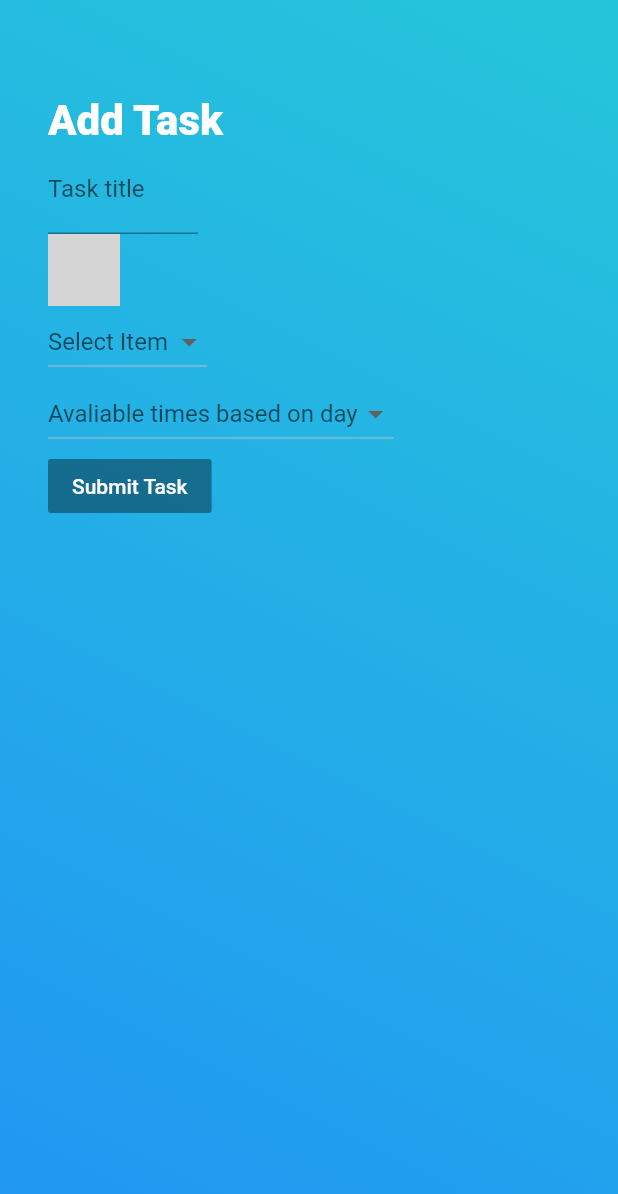
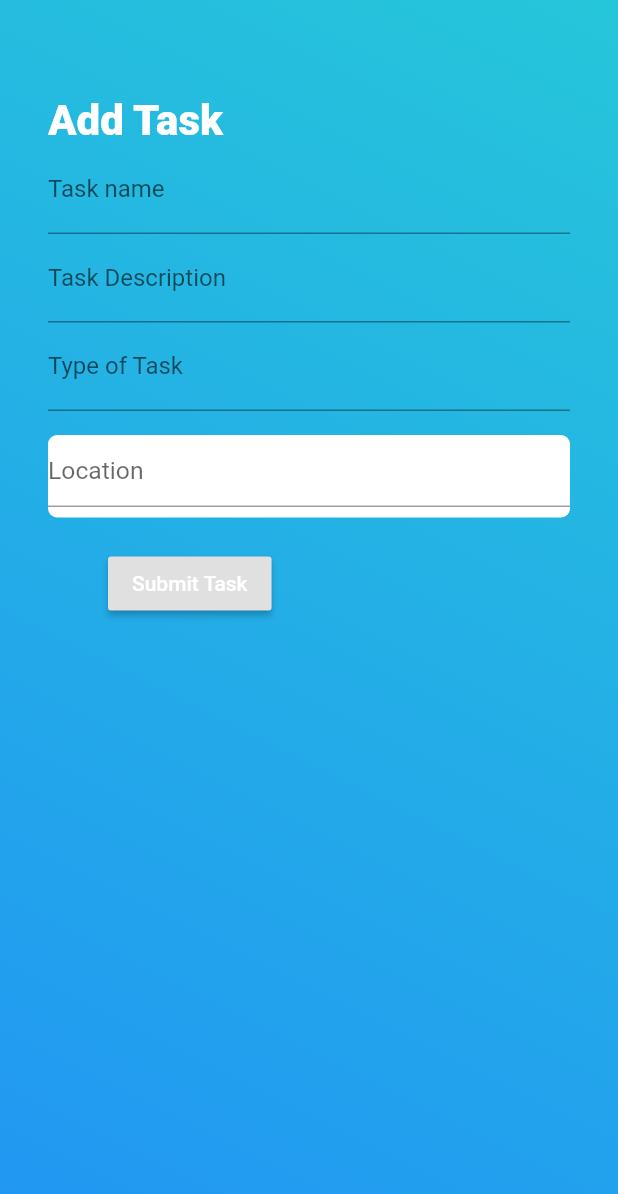
Before and after one commit to lassenordahl/checkmate, a Flutter app: the AddTask screen opened directly, on a phone screen of 412 x 824 dp. Shown: the top 1194 px of the screen. Run offline on Flutter 3.47's test engine with Material 2 defaults, Android fonts, the phone set to English and light mode, and no system bars; our stand-ins replace flutter_speed_dial, google_maps_flutter, shared_preferences, uni_links; accounts and stored records are empty; grey boxes are pictures that could not be loaded.

Commit message:
Task Creation Page
Submitting a task works. Currently a few hardcoded paramters that need to be changed into fields or drop downs or selectable tags.

```diff
--- a/lib/addTask.dart
+++ b/lib/addTask.dart
@@ -1,10 +1,15 @@
+import 'dart:convert';
+
 import 'package:flutter/material.dart';
 import 'package:flutter/cupertino.dart';
 //import 'package:flutter/services.dart';
 
-import 'package:search_map_place/search_map_place.dart';
+//import 'package:search_map_place/search_map_place.dart';
+import 'package:http/http.dart';
+import 'package:shared_preferences/shared_preferences.dart';
+import './search_map_place/search_map_place.dart';
+//import 'addTaskForm.dart';
 
-import 'addTaskForm.dart';
 
 class AddTask extends StatefulWidget {
   AddTask({Key key, this.title}) : super(key: key);
@@ -16,27 +21,82 @@ class AddTask extends StatefulWidget {
 }
 
 class _AddTaskState extends State<AddTask> {
-  String _value;
-  String _value2;
+
+  _addTaskPostRequest(var data) async {
+    //Read from disk
+    final prefs = await SharedPreferences.getInstance();
+
+    // set up POST request arguments
+    String url = 'https://bttmns45mb.execute-api.us-west-2.amazonaws.com/development/task';
+
+    String accessToken = prefs.getString('access_token');
+    print(accessToken);
+
+    Map<String, String> headers = {"Content-type": "application/json", "Authorization": accessToken};
+
+    var jsonBody = {};
+    jsonBody["name"] = data['name'];
+    jsonBody["description"] = data['description'];
+    jsonBody["type"] = data['type'];
+    jsonBody["start_time"] = '2020-03-06T02:09:36Z';//data['start_time'];
+    jsonBody["end_time"] = '2020-03-06T02:09:56Z';//data['end_time'];
+    jsonBody["long"] = data['long'];
+    jsonBody["lat"] = data['lat'];
+    jsonBody["priority"] = '2';
+    String bodyJson = json.encode(jsonBody);
+
+    print(bodyJson);
+
+    // make POST request
+    Response response = await post(url, headers: headers, body: bodyJson);
+
+    // check the status code for the result
+    int statusCode = response.statusCode;
+    print("Status Code");
+    print(statusCode);
+
+    // this API passes back the id of the new item added to the body
+    print( response.body );
+    // {
+    //   "title": "Hello",
+    //   "body": "body text",
+    //   "userId": 1,
+    //   "id": 101
+    // }
+  }
 
   @override
   Widget build(BuildContext context) {
+
+    final _formKey = GlobalKey<FormState>();
+    List<String> _startTimes = <String>['','8:00am', '8:30am', '9:00am', '9:30am'];//, '10:00am', '10:30am','11:00am', '11:30pm', '12pm', '12:30pm', '1:00pm', '1:30pm', '2:00pm'];
+    String _startTime = '';
+    String _endTime = '';
+    String _geoLocation = '';
+    final Map<String, dynamic> formData = {'name': null, 'description': null,
+      'type': null, 'start_time':'-1', 'end_time':'-1', 'long':null, 'lat':null};
+
     return new Scaffold(
         body: Container(
+
             decoration: BoxDecoration(
                 gradient: LinearGradient(
                     begin: Alignment.topRight,
                     end: Alignment.bottomLeft,
-                    colors: [Colors.cyan[400], Colors.blue[500]])),
-            child: Column(children: <Widget>[
-              new Container(
+                    colors: [Colors.cyan[400], Colors.blue[500]]
+                  )
+                ),
             padding: EdgeInsets.only(
                       top: 64.0,
                       left: 32.0,
                       right: 32.0,
-                    bottom: 32.0,
+                      //bottom: 32.0,
                     ),
-                  child: new Row(children: <Widget>[
+            child: Form(
+              key: _formKey,
+              child: ListView(
+                children: <Widget>[
+                  //Title -------------------------------------------------------
                   Column(
                     crossAxisAlignment: CrossAxisAlignment.start,
                     children: <Widget>[
@@ -51,106 +111,184 @@ class _AddTaskState extends State<AddTask> {
                         ),
                       ),
 
-                          new AddTaskForm(),
+                  //TASK NAME -------------------------------------------------------
+                  TextFormField(
+                    // The validator receives the text that the user has entered.
+                    decoration: new InputDecoration(
+                      labelText: 'Task name',
+                      focusColor: Color(0xfff88379),
+                    ),
 
-                          SearchMapPlaceWidget(
-                            apiKey:
-                                'AIzaSyAKlXJEHJl_LWnCoAZ6yzVZ4_ClomAS6QY', // YOUR GOOGLE MAPS API KEY
+                    style: new TextStyle(color: Colors.white),
+                    validator: (value) {
+                      if (value.isEmpty) {
+                        return 'Please enter some text';
+                      }
+                      return null;
+                    },
+                    onSaved: (String value) {
+                      formData['name'] = value;
+                    }
+                  ),
+
+                  //TASK Description -------------------------------------------------------
+                  TextFormField(
+                    // The validator receives the text that the user has entered.
+                    decoration: new InputDecoration(
+                      labelText: 'Task Description',
+                      focusColor: Color(0xfff88379),
+                    ),
+
+                    style: new TextStyle(color: Colors.white),
+                    validator: (value) {
+                      if (value.isEmpty) {
+                        return 'Please enter some text';
+                      }
+                      return null;
+                    },
+                    onSaved: (String value) {
+                      formData['description'] = value;
+                    }
+                  ),
+
+                  //Type of Task -------------------------------------------------------
+                  TextFormField(
+                    // The validator receives the text that the user has entered.
+                    decoration: new InputDecoration(
+                      labelText: 'Type of Task',
+                      focusColor: Color(0xfff88379),
+                    ),
+
+                    style: new TextStyle(color: Colors.white),
+                    validator: (value) {
+                      if (value.isEmpty) {
+                        return 'Please enter some text';
+                      }
+                      return null;
+                    },
+                    onSaved: (String value) {
+                      formData['type'] = value;
+                    }
+                  ),
+
+                  //Start Time -------------------------------------------------------
+                  /*new FormField(
+                      builder: (FormFieldState state) {
+                        return InputDecorator(
+                          decoration: InputDecoration(
+                            icon: const Icon(Icons.schedule),
+                            labelText: 'Start Times',
+                          ),
+                          isEmpty: _startTime == '',
+                          child: new DropdownButtonHideUnderline(
+                            child: new DropdownButton(
+                              value: _startTime,
+                              isDense: true,
+                              onChanged: (String newValue) {
+                                _startTime = newValue;
+                                formData['start_time'] = _startTime;
+                              },
+                              items: _startTimes.map((String value) {
+                                return new DropdownMenuItem(
+                                  value: value,
+                                  child: new Text(value),
+                                );
+                              }).toList(),
+                            ),
+                          ),
+                        );
+                      },
+                    ),
+
+                  //End Time -------------------------------------------------------
+                  new FormField(
+                      builder: (FormFieldState state) {
+                        return InputDecorator(
+                          decoration: InputDecoration(
+                            icon: const Icon(Icons.schedule),
+                            labelText: 'End Times',
+                          ),
+                          isEmpty: _endTime == '',
+                          child: new DropdownButtonHideUnderline(
+                            child: new DropdownButton(
+                              value: _endTime,
+                              isDense: true,
+                              onChanged: (String newValue) {
+                                formData['end_time'] = newValue;
+
+                                  _endTime = newValue;
+
+
+                              },
+                              items: _startTimes.map((String value) {
+                                return new DropdownMenuItem(
+                                  value: value,
+                                  child: new Text(value),
+                                );
+                              }).toList(),
+                            ),
+                          ),
+                        );
+                      },
+                    ),*/
+
+                  Padding(
+                    padding: EdgeInsets.all(8.0),
+                  ),
+
+                  //Location -------------------------------------------------------
+                  new SearchMapPlaceWidget(
+                              apiKey: 'AIzaSyAKlXJEHJl_LWnCoAZ6yzVZ4_ClomAS6QY',// YOUR GOOGLE MAPS API KEY
                               onSelected: (Place place) async {
                                   print(place.description);
                                   final geolocation = await place.geolocation;
+
                                   print(geolocation);
+                                  print(geolocation.coordinates);
+                                  _geoLocation = geolocation.coordinates.toString();
                             },
+
                           ),
 
-                          DropdownButton<String>(
-                            items: [
-                              DropdownMenuItem<String>(
-                                child: Text('Monday'),
-                                value: 'Monday',
-                              ),
-                              DropdownMenuItem<String>(
-                                child: Text('Tuesday'),
-                                value: 'Tuesday',
-                              ),
-                              DropdownMenuItem<String>(
-                                child: Text('Wednesday'),
-                                value: 'Wednesday',
-                              ),
-                              DropdownMenuItem<String>(
-                                child: Text('Thursday'),
-                                value: 'Thursday',
-                              ),
-                              DropdownMenuItem<String>(
-                                child: Text('Friday'),
-                                value: 'Friday',
-                              ),
-                              DropdownMenuItem<String>(
-                                child: Text('Saturday'),
-                                value: 'Saturday',
-                              ),
-                              DropdownMenuItem<String>(
-                                child: Text('Sunday'),
-                                value: 'Sunday',
-                              ),
-                            ],
-                            onChanged: (String value) {
-                              setState(() {
-                                _value = value;
-                              });
+
+
+
+                  //Submit Task -------------------------------------------------------
+                  new Container(
+                    padding: const EdgeInsets.only(left: 40.0, top: 20.0),
+                    child: new RaisedButton(
+                      //color: Colors.white,
+                      onPressed: () {
+
+                        //Longitude, Latitude
+                        String s = _geoLocation;
+                        String lat = s.substring(7, s.indexOf(','));
+                        String lng = s.substring(s.indexOf(',') + 2, s.indexOf(')'));
+
+                        print(lat);
+                        print(lng);
+                        formData['lat'] = lat;
+                        formData['long'] = lng;
+
+                        print('Submitting form');
+                        if (_formKey.currentState.validate()) {
+                          _formKey.currentState.save(); //onSaved is called!
+                          _addTaskPostRequest(formData);
+                        }
                       },
-                            hint: Text('Select Item'),
-                            value: _value,
-                          ),
-
-                          DropdownButton<String>(
-                            items: [
-                              DropdownMenuItem<String>(
-                                child: Text('1:30pm - 2:00pm'),
-                                value: '1:30pm - 2:00pm',
-                              ),
-                              DropdownMenuItem<String>(
-                                child: Text('2:30pm - 3:00pm'),
-                                value: '2:30pm - 3:00pm',
-                              ),
-                            ],
-                            onChanged: (String value) {
-                              setState(() {
-                                _value2 = value;
-                              });
-                            },
-                            hint: Text('Avaliable times based on day'),
-                            value: _value2,
-                          ),
-
-                          /*TextFormField(
-                              //controller: _controller,
-                              keyboardType: TextInputType.number,
-                              inputFormatters: <TextInputFormatter>[
-                                  WhitelistingTextInputFormatter.digitsOnly
-                              ],
-                              decoration: InputDecoration(
-                                  labelText:"whatever you want",
-                                  hintText: "whatever you want",
-                                  icon: Icon(Icons.phone_iphone)
-                              )
-                          ),*/
-
-                          //Submits the information- Connect to backend
-                          Center(
-                            child: RaisedButton(
-                              color: Colors.white,
-                              onPressed: null,
-                              child: Text(
-                                "Submit Task",
+                      child: Text("Submit Task",
                         style: TextStyle(
                           color: Color(0xffFFFFFF),
-                                ),
-                              ),
-                            ),
-                          ),
+                        ),),
+                  )),
+
+                  //End of Form -------------------------------------------------------------
                 ])
-                  ]))
-            ])));
+
+                ]
+            )
+            )
+            )
+            );
   }
 }
--- a/lib/main.dart
+++ b/lib/main.dart
@@ -15,8 +15,8 @@ void main() {
   WidgetsFlutterBinding.ensureInitialized();
   SystemChrome.setPreferredOrientations(
       [DeviceOrientation.portraitUp, DeviceOrientation.portraitDown]);
-  // runApp(new Login());
-  runApp(new App());
+  runApp(new Login());
+  //runApp(new App());
 }
 
 class App extends StatelessWidget {
```
Also changed, not shown: lib/login.dart (+83 -61 lines). Lines whose indentation alone changed are shown as unchanged.
